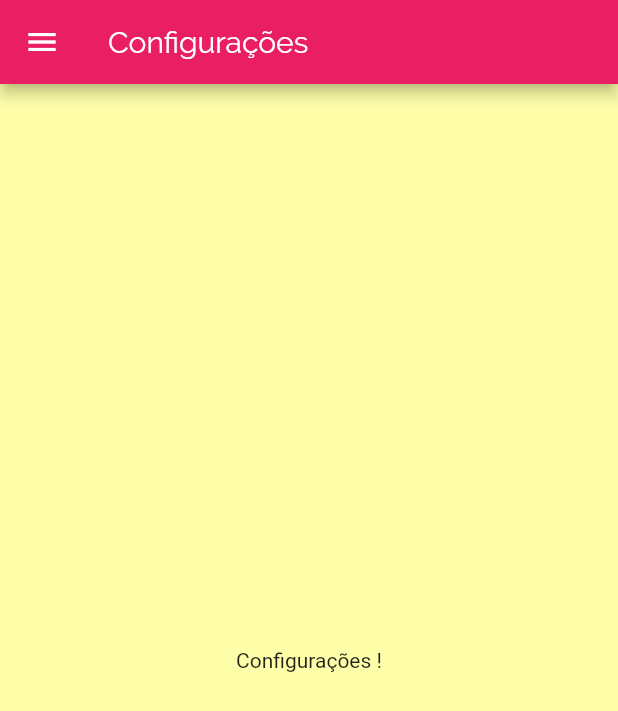
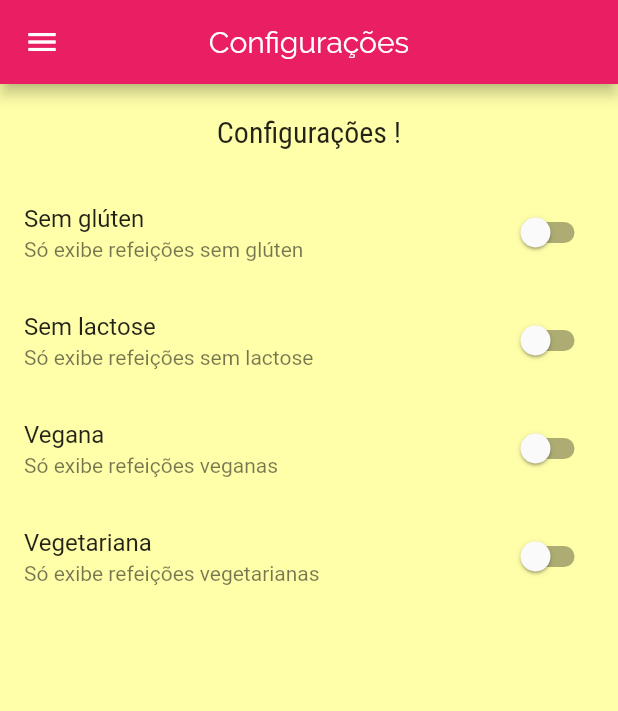
Before and after one commit to DanielErnany/meals, a Flutter app: the SettingsScreen screen opened by its route, on a phone screen of 412 x 824 dp. Shown: the top 711 px of the screen. Run offline on Flutter 3.47's test engine with Material 2 defaults, Android fonts, the phone set to English and light mode, and no system bars.

Commit message:
tela de configurações com filtros

```diff
--- a/lib/main.dart
+++ b/lib/main.dart
@@ -2,7 +2,7 @@ import 'package:flutter/material.dart';
 import 'package:meals/screens/categories_meals_screen.dart';
 import 'package:meals/screens/meal_detail_screen.dart';
 import 'package:meals/utils/app_routes.dart';
-import 'screens/settings.dart';
+import 'screens/settings_screen.dart';
 import 'screens/tabs_screen.dart';
 
 void main() => runApp(MyApp());
--- /dev/null
+++ b/lib/models/settings.dart
@@ -0,0 +1,13 @@
+class Settings {
+  bool isGlutenFree;
+  bool isLactoseFree;
+  bool isVegan;
+  bool isVegetarian;
+
+  Settings({
+    this.isGlutenFree = false,
+    this.isLactoseFree = false,
+    this.isVegan = false,
+    this.isVegetarian = false,
+  });
+}
--- a/lib/screens/settings.dart
+++ /dev/null
@@ -1,17 +0,0 @@
-import 'package:flutter/material.dart';
-import '../components/main_drawer.dart';
-
-class SettingsScreen extends StatelessWidget {
-  @override
-  Widget build(BuildContext context) {
-    return Scaffold(
-      appBar: AppBar(
-        title: Text('Configurações'),
-      ),
-      drawer: MainDrawer(),
-      body: Center(
-        child: Text('Configurações !'),
-      ),
-    );
-  }
-}
--- /dev/null
+++ b/lib/screens/settings_screen.dart
@@ -0,0 +1,86 @@
+import 'package:flutter/material.dart';
+import '../components/main_drawer.dart';
+import '../models/settings.dart';
+
+class SettingsScreen extends StatefulWidget {
+  @override
+  _SettingsScreenState createState() => _SettingsScreenState();
+}
+
+class _SettingsScreenState extends State<SettingsScreen> {
+  var settings = Settings();
+
+  Widget _createSwitch(
+    String title,
+    String subtitle,
+    bool value,
+    Function onChanged,
+  ) {
+    return SwitchListTile.adaptive(
+      title: Text(title),
+      subtitle: Text(subtitle),
+      value: value,
+      onChanged: onChanged,
+    );
+  }
+
+  @override
+  Widget build(BuildContext context) {
+    return Scaffold(
+      appBar: AppBar(
+        title: Text('Configurações'),
+        centerTitle: true,
+      ),
+      drawer: MainDrawer(),
+      body: Column(
+        children: [
+          Container(
+            padding: EdgeInsets.all(20),
+            child: Text(
+              'Configurações !',
+              style: Theme.of(context).textTheme.title,
+            ),
+          ),
+          Expanded(
+            child: ListView(
+              children: [
+                _createSwitch(
+                  'Sem glúten',
+                  'Só exibe refeições sem glúten',
+                  settings.isGlutenFree,
+                  (value) => setState(
+                    () => settings.isGlutenFree = value,
+                  ),
+                ),
+                _createSwitch(
+                  'Sem lactose',
+                  'Só exibe refeições sem lactose',
+                  settings.isLactoseFree,
+                  (value) => setState(
+                    () => settings.isLactoseFree = value,
+                  ),
+                ),
+                _createSwitch(
+                  'Vegana',
+                  'Só exibe refeições veganas',
+                  settings.isVegan,
+                  (value) => setState(
+                    () => settings.isVegan = value,
+                  ),
+                ),
+                _createSwitch(
+                  'Vegetariana',
+                  'Só exibe refeições vegetarianas',
+                  settings.isVegetarian,
+                  (value) => setState(
+                    () => settings.isVegetarian = value,
+                  ),
+                ),
+              ],
+            ),
+          ),
+        ],
+      ),
+    );
+  }
+}
```
